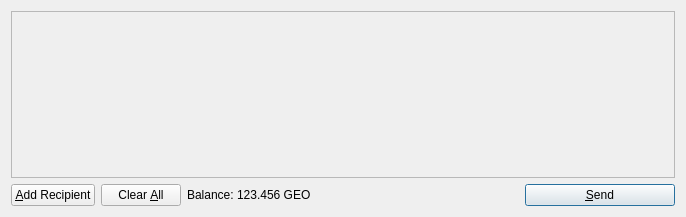
StadiCoin/stadicoin, file src/qt/forms/sendcoinsdialog.ui: the form before one commit.
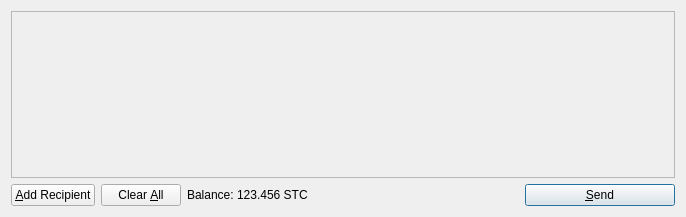
The form after the commit. Icons and pictures are not drawn.

```diff
--- a/src/qt/forms/sendcoinsdialog.ui
+++ b/src/qt/forms/sendcoinsdialog.ui
@@ -119,7 +119,7 @@
           <cursorShape>IBeamCursor</cursorShape>
          </property>
          <property name="text">
-          <string>123.456 GEO</string>
+          <string>123.456 STC</string>
          </property>
          <property name="textInteractionFlags">
           <set>Qt::LinksAccessibleByMouse|Qt::TextSelectableByKeyboard|Qt::TextSelectableByMouse</set>
```
